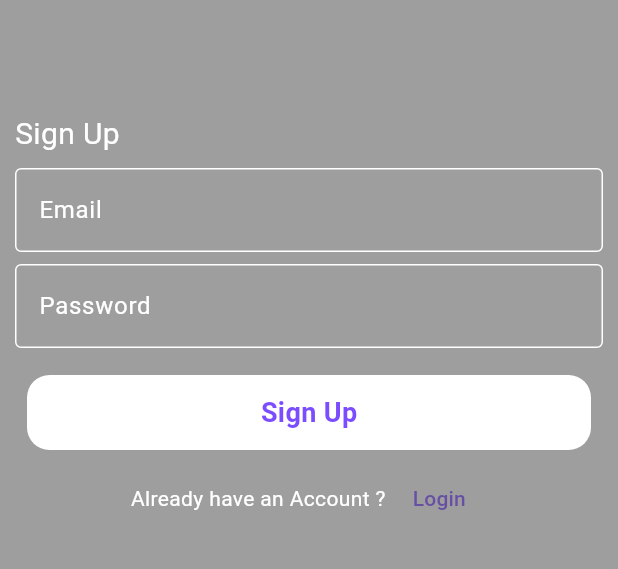
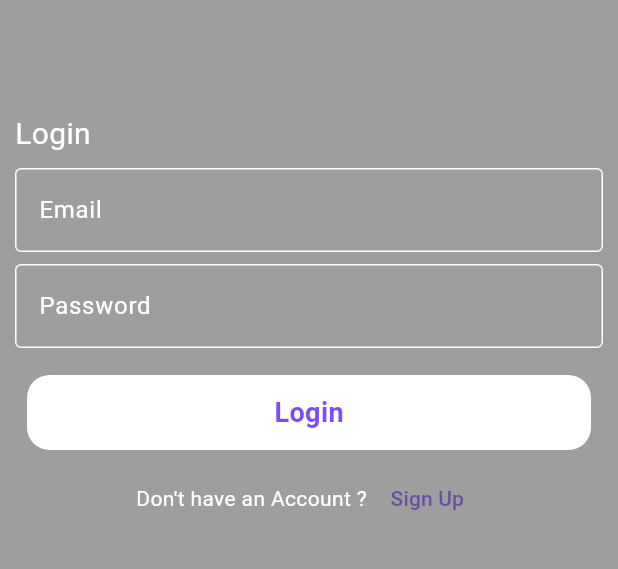
Before and after one commit to Emad-Ayad/ChitChat, a Flutter app: the screen it shows after launch, on a phone screen of 412 x 824 dp, the part 384-953 px from its top. Run offline on Flutter 3.47's test engine with Material 3 defaults, Android fonts, the phone set to English and light mode, and no system bars; drawn by our look-alikes of modal_progress_hud_nsn; our stand-ins replace firebase_auth, firebase_core, google_fonts; accounts and stored records are empty; Roboto replaces fonts that are missing (Satisfy).

Commit message:
add Login screen validation

```diff
--- a/lib/main.dart
+++ b/lib/main.dart
@@ -24,7 +24,7 @@ class MyApp extends StatelessWidget {
         'RegisterScreen': (context)=> RegisterScreen(),
 
       },
-      initialRoute: 'RegisterScreen' ,
+      initialRoute: 'LoginScreen' ,
     );
   }
 }
--- a/lib/view/screens/login_screen.dart
+++ b/lib/view/screens/login_screen.dart
@@ -1,18 +1,36 @@
+import 'dart:developer';
+
 import 'package:chitchat/util/constant.dart';
 import 'package:chitchat/view/widgets/custom_button.dart';
 import 'package:chitchat/view/widgets/custom_text_field.dart';
+import 'package:firebase_auth/firebase_auth.dart';
 import 'package:flutter/material.dart';
 import 'package:google_fonts/google_fonts.dart';
+import 'package:modal_progress_hud_nsn/modal_progress_hud_nsn.dart';
 
-class LoginScreen extends StatelessWidget {
-  const LoginScreen({super.key});
+class LoginScreen extends StatefulWidget {
+  LoginScreen({super.key});
+
+  @override
+  State<LoginScreen> createState() => _LoginScreenState();
+}
+
+class _LoginScreenState extends State<LoginScreen> {
+  GlobalKey<FormState> formKey = GlobalKey();
+  String? email;
+  String? password;
+  bool isLoading = false;
 
   @override
   Widget build(BuildContext context) {
-    return Scaffold(
+    return ModalProgressHUD(
+      inAsyncCall: isLoading,
+      child: Scaffold(
         backgroundColor: kPrimaryColor,
         body: Padding(
           padding: const EdgeInsets.all(10.0),
+          child: Form(
+            key: formKey,
             child: ListView(
               children: [
                 Image.asset(
@@ -26,7 +44,8 @@ class LoginScreen extends StatelessWidget {
                     Text(
                       "ChitChat",
                       style: GoogleFonts.satisfy(
-                    textStyle: const TextStyle(color: Colors.white, fontSize: 32),
+                        textStyle:
+                            const TextStyle(color: Colors.white, fontSize: 32),
                       ),
                     ),
                   ],
@@ -40,11 +59,44 @@ class LoginScreen extends StatelessWidget {
                 ),
                 Padding(
                   padding: const EdgeInsets.symmetric(vertical: 8.0),
-              child: CustomTextField(hintText: "Email"),
+                  child: CustomTextField(
+                    hintText: "Email",
+                    onChanged: (data) {
+                      email = data;
+                    },
                   ),
-            CustomTextField(hintText: "Password"),
-            const SizedBox(height: 10,),
-            CustomButton(contentText: "Login"),
+                ),
+                CustomTextField(
+                  hintText: "Password",
+                  onChanged: (data) {
+                    password = data;
+                  },
+                ),
+                const SizedBox(
+                  height: 10,
+                ),
+                CustomButton(
+                  contentText: "Login",
+                  onTap: () async {
+                    if (formKey.currentState!.validate()) {
+                      isLoading = true;
+                      setState(() {});
+                      try {
+                        await login();
+                        showSnackBar(context, "You Signed Up Successfully");
+                      } on FirebaseAuthException catch (e) {
+                        log(e.code);
+                        if (e.code == 'invalid-credential') {
+                          showSnackBar(context, "your Email or password in wrong !!");
+                        } else if (e.code == 'wrong-password') {
+                          showSnackBar(context, "You Used a Wrong password !!");
+                        }
+                      }
+                      isLoading = false;
+                      setState(() {});
+                    }
+                  },
+                ),
                 Row(
                   mainAxisAlignment: MainAxisAlignment.center,
                   children: [
@@ -62,6 +114,21 @@ class LoginScreen extends StatelessWidget {
               ],
             ),
           ),
+        ),
+      ),
     );
   }
+
+  void showSnackBar(BuildContext context, String message) {
+    ScaffoldMessenger.of(context).showSnackBar(
+      SnackBar(
+        content: Text(message),
+      ),
+    );
   }
+
+  Future<void> login() async {
+    UserCredential user = await FirebaseAuth.instance
+        .signInWithEmailAndPassword(email: email!, password: password!);
+  }
+}
--- a/lib/view/screens/register_screen.dart
+++ b/lib/view/screens/register_screen.dart
@@ -117,7 +117,6 @@ class _RegisterScreenState extends State<RegisterScreen> {
         ),
       ),
     );
-    ;
   }
 
   void showSnackBar(BuildContext context,String message) {
```
Lines whose indentation alone changed are shown as unchanged.
